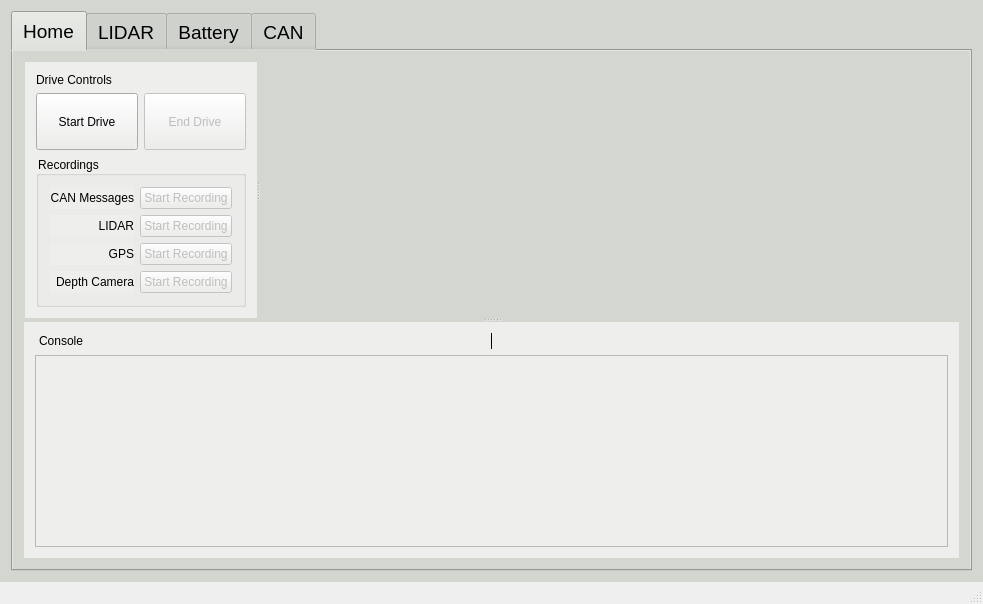
The window that mainwindow.ui (gcmvy3/voltron-dashboard) describes before a commit, drawn with Qt 5.
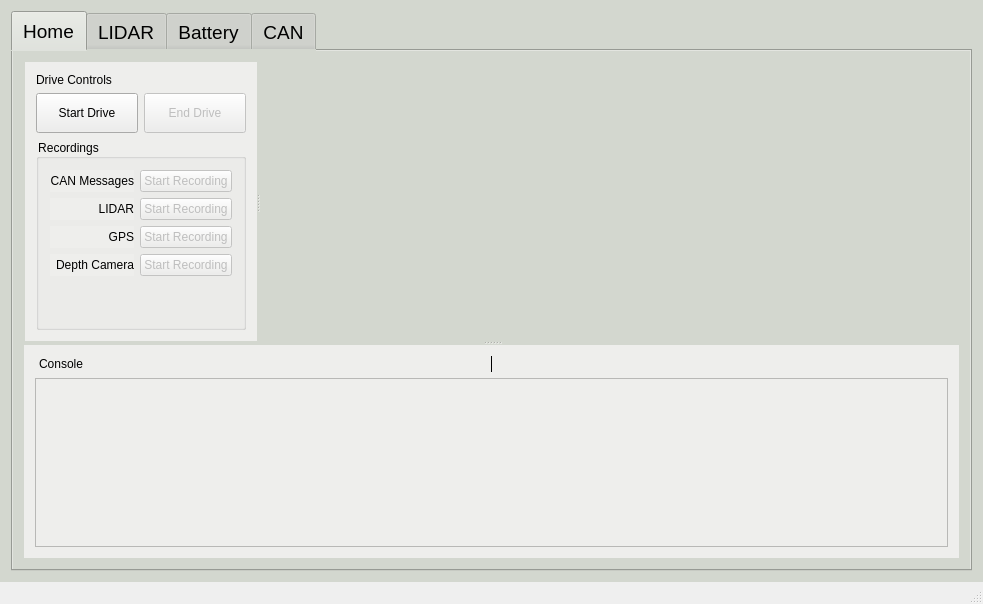
The same window after the commit. Custom widgets are drawn as their Qt base class.

Commit message: Finished logging widget

Diff of the .ui file:
```diff
--- a/mainwindow.ui
+++ b/mainwindow.ui
@@ -70,7 +70,7 @@
              </sizepolicy>
             </property>
            </widget>
-           <widget class="LoggingControlWidget" name="loggingControlWidget" native="true">
+           <widget class="LoggingWidget" name="loggingWidget" native="true">
             <property name="sizePolicy">
              <sizepolicy hsizetype="Preferred" vsizetype="Preferred">
               <horstretch>0</horstretch>
@@ -100,7 +100,7 @@
                 <enum>QLayout::SetDefaultConstraint</enum>
                </property>
                <item>
-                <widget class="QPushButton" name="pushButton_2">
+                <widget class="QPushButton" name="endDriveButton">
                  <property name="enabled">
                   <bool>false</bool>
                  </property>
@@ -110,19 +110,31 @@
                    <verstretch>0</verstretch>
                   </sizepolicy>
                  </property>
+                 <property name="minimumSize">
+                  <size>
+                   <width>0</width>
+                   <height>40</height>
+                  </size>
+                 </property>
                  <property name="text">
                   <string>End Drive</string>
                  </property>
                 </widget>
                </item>
                <item>
-                <widget class="QPushButton" name="pushButton">
+                <widget class="QPushButton" name="startDriveButton">
                  <property name="sizePolicy">
                   <sizepolicy hsizetype="Minimum" vsizetype="Minimum">
                    <horstretch>0</horstretch>
                    <verstretch>0</verstretch>
                   </sizepolicy>
                  </property>
+                 <property name="minimumSize">
+                  <size>
+                   <width>0</width>
+                   <height>40</height>
+                  </size>
+                 </property>
                  <property name="text">
                   <string>Start Drive</string>
                  </property>
@@ -161,7 +173,7 @@
                    </widget>
                   </item>
                   <item>
-                   <widget class="QPushButton" name="pushButton_3">
+                   <widget class="QPushButton" name="canRecordButton">
                     <property name="enabled">
                      <bool>false</bool>
                     </property>
@@ -185,7 +197,7 @@
                    </widget>
                   </item>
                   <item>
-                   <widget class="QPushButton" name="pushButton_4">
+                   <widget class="QPushButton" name="lidarRecordButton">
                     <property name="enabled">
                      <bool>false</bool>
                     </property>
@@ -209,7 +221,7 @@
                    </widget>
                   </item>
                   <item>
-                   <widget class="QPushButton" name="pushButton_5">
+                   <widget class="QPushButton" name="gpsRecordButton">
                     <property name="enabled">
                      <bool>false</bool>
                     </property>
@@ -233,7 +245,7 @@
                    </widget>
                   </item>
                   <item>
-                   <widget class="QPushButton" name="pushButton_6">
+                   <widget class="QPushButton" name="cameraRecordButton">
                     <property name="enabled">
                      <bool>false</bool>
                     </property>
@@ -244,6 +256,19 @@
                   </item>
                  </layout>
                 </item>
+                <item>
+                 <spacer name="verticalSpacer">
+                  <property name="orientation">
+                   <enum>Qt::Vertical</enum>
+                  </property>
+                  <property name="sizeHint" stdset="0">
+                   <size>
+                    <width>20</width>
+                    <height>40</height>
+                   </size>
+                  </property>
+                 </spacer>
+                </item>
                </layout>
               </widget>
              </item>
@@ -508,9 +533,9 @@
    <container>1</container>
   </customwidget>
   <customwidget>
-   <class>LoggingControlWidget</class>
+   <class>LoggingWidget</class>
    <extends>QWidget</extends>
-   <header>Widgets/LoggingControlWidget.h</header>
+   <header>Widgets/LoggingWidget.h</header>
    <container>1</container>
   </customwidget>
  </customwidgets>
```
The commit also changes 79 other files.
